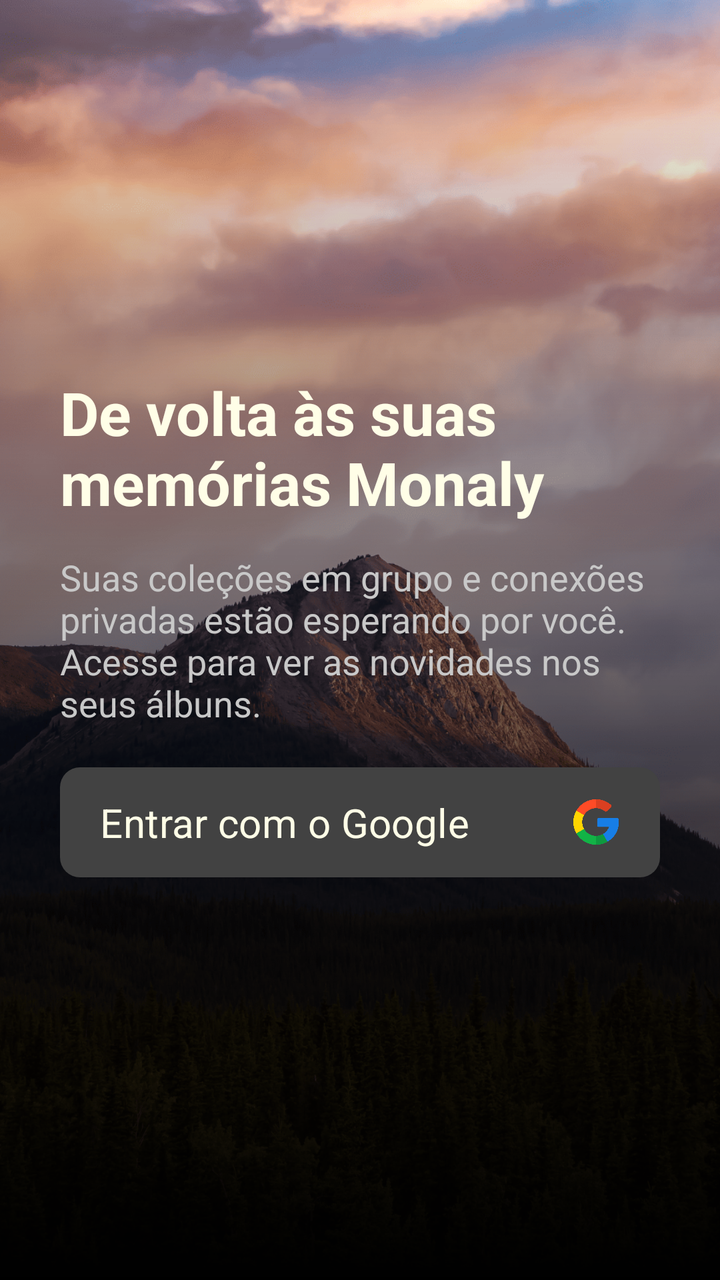
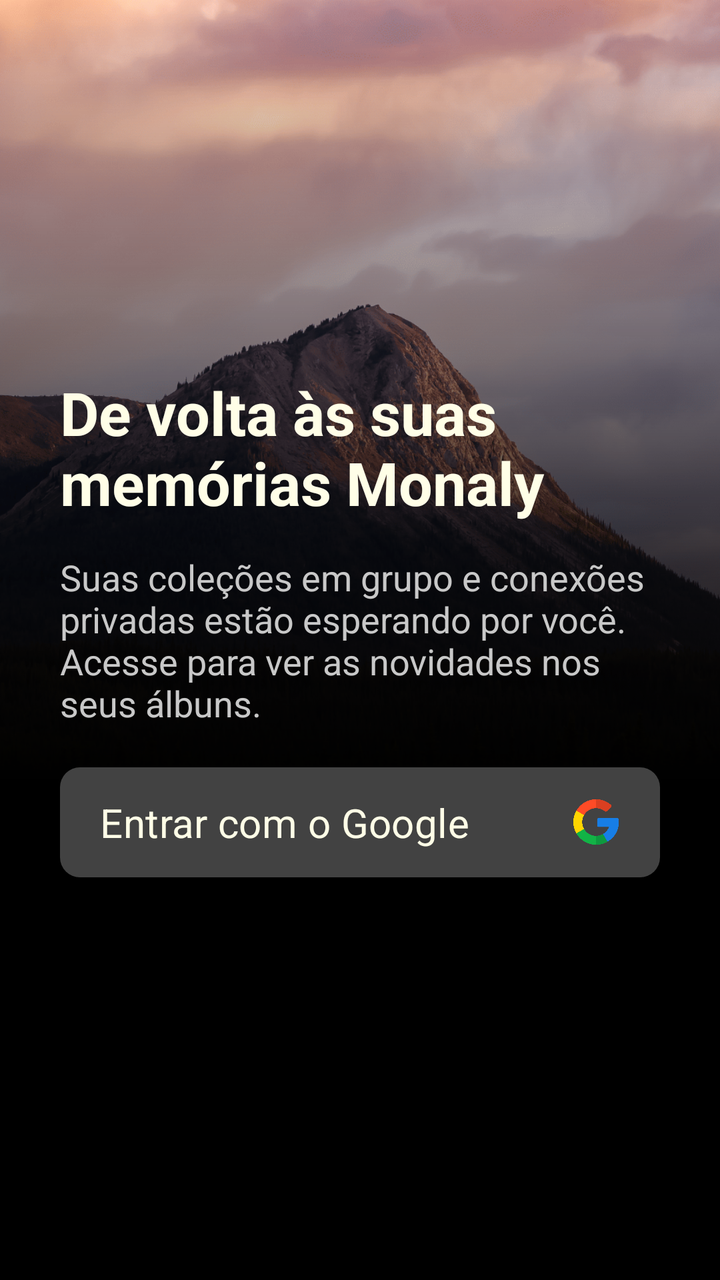

The first picture is an Android layout as it rendered before a commit; the second is the same layout after the commit. The layout source and the unified diff follow.
<!-- AndroidManifest.xml: application theme Theme.Monaly -->
<!-- res/layout/activity_login.xml -->
<?xml version="1.0" encoding="utf-8"?>
<androidx.constraintlayout.widget.ConstraintLayout
    xmlns:android="http://schemas.android.com/apk/res/android"
    xmlns:app="http://schemas.android.com/apk/res-auto"
    xmlns:tools="http://schemas.android.com/tools"
    android:id="@+id/main"
    android:layout_width="match_parent"
    android:layout_height="match_parent"
    tools:context=".ui.activity.LoginActivity"
    android:background="@color/black">

    <ImageView
        android:id="@+id/imageBackgroundLogin"
        android:layout_width="0dp"
        android:layout_height="0dp"
        android:scaleType="centerCrop"
        android:src="@drawable/img_background_login"
        app:layout_constraintBottom_toBottomOf="parent"
        app:layout_constraintEnd_toEndOf="parent"
        app:layout_constraintStart_toStartOf="parent"
        app:layout_constraintTop_toTopOf="parent" />

    <ImageView
        android:id="@+id/imageGradientEffect"
        android:layout_width="0dp"
        android:layout_height="0dp"
        android:src="@drawable/bg_gradient_black"
        app:layout_constraintBottom_toBottomOf="@+id/imageBackgroundLogin"
        app:layout_constraintEnd_toEndOf="parent"
        app:layout_constraintHorizontal_bias="0.0"
        app:layout_constraintStart_toStartOf="parent"
        app:layout_constraintTop_toTopOf="parent" />

    <TextView
        android:id="@+id/textTitleLogin"
        android:layout_width="0dp"
        android:layout_height="wrap_content"
        android:layout_marginStart="30dp"
        android:layout_marginEnd="30dp"
        android:layout_marginBottom="15dp"
        android:text="@string/login_title"
        android:textColor="@color/bage_neutral"
        android:textSize="30sp"
        app:layout_constraintBottom_toTopOf="@+id/textDescriptionLogin"
        app:layout_constraintEnd_toEndOf="parent"
        app:layout_constraintStart_toStartOf="parent" />


    <TextView
        android:id="@+id/textDescriptionLogin"
        android:layout_width="0dp"
        android:layout_height="wrap_content"
        android:layout_marginStart="30dp"
        android:layout_marginEnd="30dp"
        android:text="@string/login_description"
        android:textColor="@color/gray_medium"
        android:textSize="18sp"
        app:layout_constraintBottom_toBottomOf="parent"
        app:layout_constraintEnd_toEndOf="parent"
        app:layout_constraintHorizontal_bias="0.0"
        app:layout_constraintStart_toStartOf="parent"
        app:layout_constraintTop_toTopOf="@+id/imageBackgroundLogin" />

    <com.google.android.material.button.MaterialButton
        android:id="@+id/buttonLoginGoogle"
        android:layout_width="0dp"
        android:layout_height="55dp"
        android:layout_marginStart="30dp"
        android:layout_marginTop="20dp"
        android:layout_marginEnd="30dp"
        android:background="@drawable/drawable_background_button_gray_dark_10_dp"
        android:fontFamily="sans-serif"
        android:gravity="start|center_vertical"
        android:paddingStart="20dp"
        android:paddingEnd="20dp"
        android:text="@string/login_button"
        android:textAllCaps="false"
        android:textColor="@color/bage_neutral"
        android:textFontWeight="400"
        android:textSize="20sp"
        android:textStyle="normal"
        app:backgroundTint="@null"
        app:icon="@drawable/img_icon_google"
        app:iconGravity="end"
        app:iconSize="24dp"
        app:iconTint="@null"
        app:layout_constraintEnd_toEndOf="parent"
        app:layout_constraintHorizontal_bias="0.0"
        app:layout_constraintStart_toStartOf="parent"
        app:layout_constraintTop_toBottomOf="@+id/textDescriptionLogin" />

</androidx.constraintlayout.widget.ConstraintLayout>
<!-- resources referenced by this layout -->
<resources>
  <color name="bage_neutral">#fffee7</color>
  <color name="black">#000000</color>
  <color name="gray_medium">#C8C8C8</color>
  <!-- drawable bg_gradient_black (drawable) -->
  <?xml version="1.0" encoding="utf-8"?>
  <shape xmlns:android="http://schemas.android.com/apk/res/android"
  
      android:shape="rectangle">
  
      <gradient
  
          android:angle="90"
          android:startColor="@color/black"
          android:endColor="#00000000"
          android:type="linear"/>
  
  </shape>
  <!-- drawable drawable_background_button_gray_dark_10_dp (drawable) -->
  <?xml version="1.0" encoding="utf-8"?>
  <shape xmlns:android="http://schemas.android.com/apk/res/android">
  
      <corners android:radius="10dp"/>
      <solid android:color="@color/gray_dark"/>
  
  </shape>
  <!-- drawable img_background_login: png bitmap (drawable, 608380 bytes) -->
  <!-- drawable img_icon_google: webp bitmap (drawable, 15924 bytes) -->
  <string name="login_button">Entrar com o Google</string>
  <string name="login_description">Suas coleções em grupo e conexões privadas estão esperando por você. Acesse para ver as novidades nos seus álbuns.</string>
  <string name="login_title"><b>De volta às suas memórias Monaly</b></string>
  <style name="Theme.Monaly" parent="Base.Theme.Monaly" />
  <color name="gray_dark">#424242</color>
  <style name="Base.Theme.Monaly" parent="Theme.Material3.DayNight.NoActionBar">
  
          <item name="android:navigationBarColor">@color/black</item>
  
      </style>
</resources>

<!-- the commit's change to res/layout/activity_login.xml (unified diff, before → after) -->
@@ -13,6 +13,7 @@
         android:id="@+id/imageBackgroundLogin"
         android:layout_width="0dp"
         android:layout_height="0dp"
+        android:layout_marginBottom="250dp"
         android:scaleType="centerCrop"
         android:src="@drawable/img_background_login"
         app:layout_constraintBottom_toBottomOf="parent"
